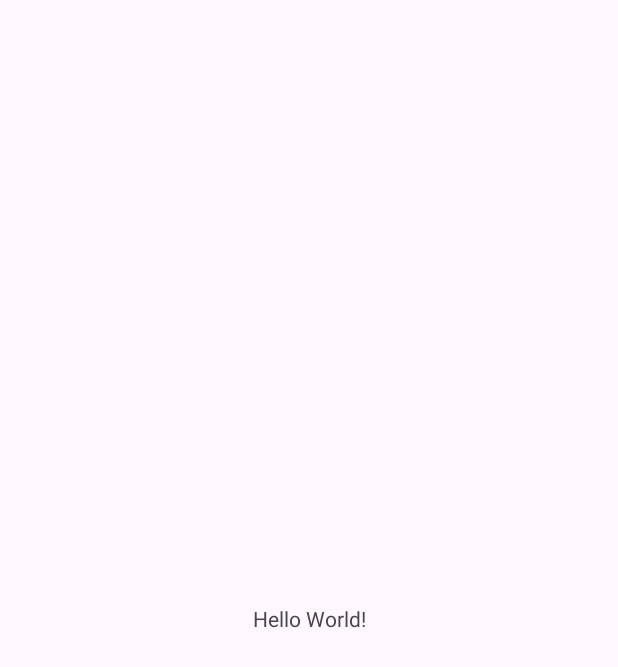
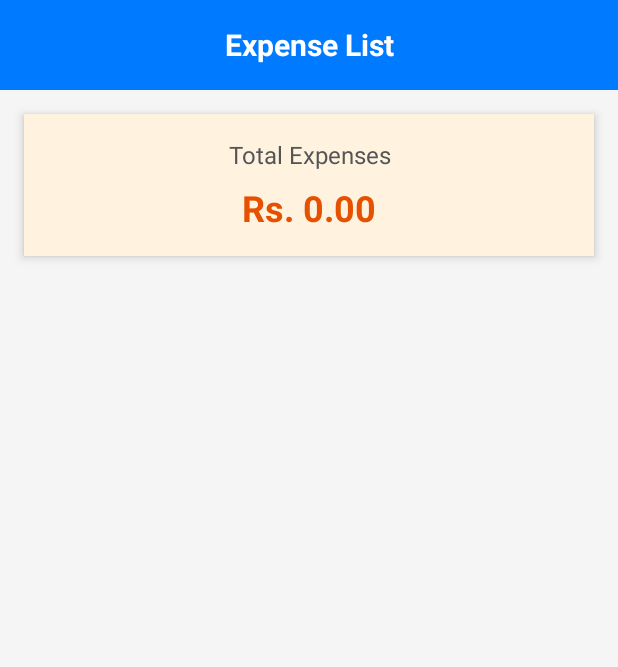
Before and after one commit to MKDGThathsarani/SpendWise, an Android app: the screen it shows after launch (MainActivity), on a phone screen of 412 x 824 dp. Before the commit the part shown is almost empty. Shown: the top 667 px of the screen. Run offline under Robolectric (Android 15) with nearby library versions, the phone set to English and light mode, and no system bars.

Commit message:
Added Expense List header and total layout

```diff
--- a/app/src/main/java/com/example/spendwise/MainActivity.java
+++ b/app/src/main/java/com/example/spendwise/MainActivity.java
@@ -1,24 +1,13 @@
 package com.example.spendwise;
 
+import androidx.appcompat.app.AppCompatActivity;
 import android.os.Bundle;
-
-import androidx.activity.EdgeToEdge;
-import androidx.appcompat.app.AppCompatActivity;
-import androidx.core.graphics.Insets;
-import androidx.core.view.ViewCompat;
-import androidx.core.view.WindowInsetsCompat;
 
 public class MainActivity extends AppCompatActivity {
 
     @Override
     protected void onCreate(Bundle savedInstanceState) {
         super.onCreate(savedInstanceState);
-        EdgeToEdge.enable(this);
         setContentView(R.layout.activity_main);
-        ViewCompat.setOnApplyWindowInsetsListener(findViewById(R.id.main), (v, insets) -> {
-            Insets systemBars = insets.getInsets(WindowInsetsCompat.Type.systemBars());
-            v.setPadding(systemBars.left, systemBars.top, systemBars.right, systemBars.bottom);
-            return insets;
-        });
     }
 }
--- a/app/src/main/res/layout/activity_main.xml
+++ b/app/src/main/res/layout/activity_main.xml
@@ -1,19 +1,71 @@
 <?xml version="1.0" encoding="utf-8"?>
-<androidx.constraintlayout.widget.ConstraintLayout xmlns:android="http://schemas.android.com/apk/res/android"
-    xmlns:app="http://schemas.android.com/apk/res-auto"
+<LinearLayout xmlns:android="http://schemas.android.com/apk/res/android"
     xmlns:tools="http://schemas.android.com/tools"
-    android:id="@+id/main"
     android:layout_width="match_parent"
     android:layout_height="match_parent"
+    android:orientation="vertical"
+    android:background="#F5F5F5"
     tools:context=".MainActivity">
 
+    <!-- Header (උඩ තියෙන නිල් පාට කොටස) -->
     <TextView
+        android:layout_width="match_parent"
+        android:layout_height="60dp"
+        android:background="#007BFF"
+        android:text="Expense List"
+        android:textColor="#FFFFFF"
+        android:textSize="20sp"
+        android:textStyle="bold"
+        android:gravity="center" />
+
+    <!-- Total Expenses Card එක -->
+    <LinearLayout
+        android:layout_width="match_parent"
+        android:layout_height="wrap_content"
+        android:layout_margin="16dp"
+        android:background="#FFF3E0"
+        android:orientation="vertical"
+        android:padding="16dp"
+        android:elevation="4dp">
+
+        <TextView
+            android:layout_width="match_parent"
+            android:layout_height="wrap_content"
+            android:text="Total Expenses"
+            android:textColor="#555555"
+            android:textSize="16sp"
+            android:gravity="center" />
+
+        <TextView
+            android:id="@+id/tvTotalAmount"
+            android:layout_width="match_parent"
+            android:layout_height="wrap_content"
+            android:text="Rs. 0.00"
+            android:textColor="#E65100"
+            android:textSize="24sp"
+            android:textStyle="bold"
+            android:gravity="center"
+            android:layout_marginTop="8dp" />
+    </LinearLayout>
+
+    <!-- වියදම් ලැයිස්තුව පෙන්නන තැන (RecyclerView) -->
+    <androidx.recyclerview.widget.RecyclerView
+        android:id="@+id/recyclerView"
+        android:layout_width="match_parent"
+        android:layout_height="match_parent"
+        android:layout_marginStart="16dp"
+        android:layout_marginEnd="16dp"
+        android:layout_marginBottom="16dp" />
+
+    <!-- Add Expense Button (FAB) -->
+    <com.google.android.material.floatingactionbutton.FloatingActionButton
+        android:id="@+id/fabAddExpense"
         android:layout_width="wrap_content"
         android:layout_height="wrap_content"
-        android:text="Hello World!"
-        app:layout_constraintBottom_toBottomOf="parent"
-        app:layout_constraintEnd_toEndOf="parent"
-        app:layout_constraintStart_toStartOf="parent"
-        app:layout_constraintTop_toTopOf="parent" />
+        android:layout_gravity="bottom|end"
+        android:layout_margin="24dp"
+        android:src="@android:drawable/ic_input_add"
+        android:backgroundTint="#28A745"
+        android:tint="#FFFFFF" />
 
-</androidx.constraintlayout.widget.ConstraintLayout>
+</LinearLayout>
```
